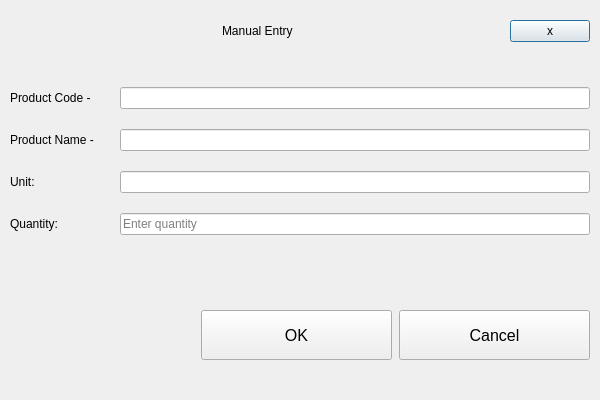
Qt form Project/ui/manual_entry.ui (Selvam-T/POS) before a commit.
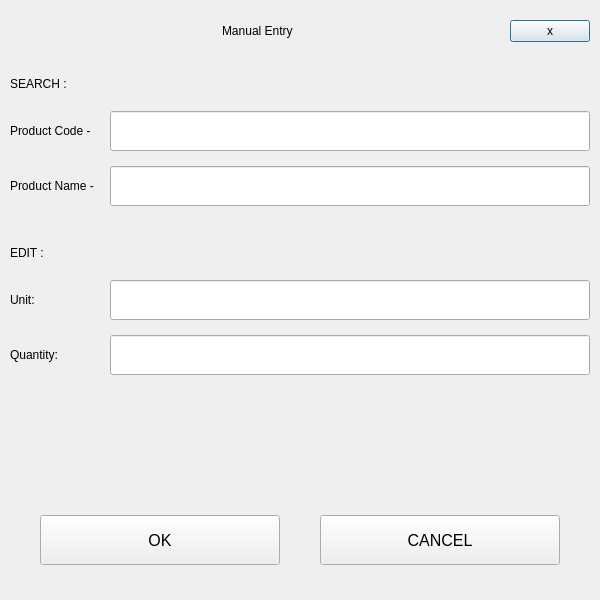
The same form after that commit.

What changed in the file:
```diff
--- a/Project/ui/manual_entry.ui
+++ b/Project/ui/manual_entry.ui
@@ -7,13 +7,13 @@
     <x>0</x>
     <y>0</y>
     <width>600</width>
-    <height>400</height>
+    <height>600</height>
    </rect>
   </property>
   <property name="minimumSize">
    <size>
     <width>350</width>
-    <height>400</height>
+    <height>600</height>
    </size>
   </property>
   <property name="maximumSize">
@@ -113,7 +113,7 @@
      <property name="sizeHint" stdset="0">
       <size>
        <width>20</width>
-       <height>10</height>
+       <height>20</height>
       </size>
      </property>
     </spacer>
@@ -124,101 +124,237 @@
       <number>0</number>
      </property>
      <property name="topMargin">
-      <number>20</number>
+      <number>0</number>
      </property>
      <property name="rightMargin">
       <number>0</number>
      </property>
      <property name="bottomMargin">
-      <number>20</number>
+      <number>0</number>
      </property>
      <property name="horizontalSpacing">
-      <number>10</number>
+      <number>0</number>
      </property>
      <property name="verticalSpacing">
-      <number>20</number>
+      <number>15</number>
      </property>
-     <item row="0" column="0">
+     <item row="2" column="0">
       <widget class="QLabel" name="manualProductCodeFieldLbl">
        <property name="text">
         <string>Product Code - </string>
        </property>
       </widget>
      </item>
-     <item row="1" column="0">
-      <widget class="QLabel" name="manualSearchFieldLbl">
-       <property name="sizePolicy">
-        <sizepolicy hsizetype="Fixed" vsizetype="Fixed">
-         <horstretch>0</horstretch>
-         <verstretch>0</verstretch>
-        </sizepolicy>
+     <item row="4" column="0">
+      <spacer name="verticalSpacer_7">
+       <property name="orientation">
+        <enum>Qt::Vertical</enum>
        </property>
-       <property name="minimumSize">
-        <size>
-         <width>100</width>
-         <height>0</height>
-        </size>
+       <property name="sizeType">
+        <enum>QSizePolicy::Fixed</enum>
        </property>
-       <property name="text">
-        <string>Product Name -</string>
-       </property>
-       <property name="alignment">
-        <set>Qt::AlignLeading|Qt::AlignLeft|Qt::AlignVCenter</set>
-       </property>
-      </widget>
-     </item>
-     <item row="3" column="0">
-      <widget class="QLabel" name="manualQuantityFieldLbl">
-       <property name="sizePolicy">
-        <sizepolicy hsizetype="Fixed" vsizetype="Fixed">
-         <horstretch>0</horstretch>
-         <verstretch>0</verstretch>
-        </sizepolicy>
-       </property>
-       <property name="minimumSize">
+       <property name="sizeHint" stdset="0">
         <size>
-         <width>100</width>
-         <height>0</height>
+         <width>20</width>
+         <height>20</height>
         </size>
        </property>
-       <property name="text">
-        <string>Quantity:</string>
-       </property>
-       <property name="alignment">
-        <set>Qt::AlignLeading|Qt::AlignLeft|Qt::AlignVCenter</set>
-       </property>
-      </widget>
+      </spacer>
      </item>
-     <item row="3" column="1">
-      <widget class="QLineEdit" name="manualQuantityLineEdit">
-       <property name="placeholderText">
-        <string>Enter quantity</string>
-       </property>
-      </widget>
-     </item>
-     <item row="0" column="1">
-      <widget class="QLineEdit" name="manualProductCodeLineEdit"/>
-     </item>
-     <item row="1" column="1">
-      <widget class="QLineEdit" name="manualNameSearchLineEdit"/>
-     </item>
-     <item row="2" column="0">
-      <widget class="QLabel" name="manualUnitFieldLbl">
-       <property name="text">
-        <string>Unit:</string>
-       </property>
-      </widget>
-     </item>
-     <item row="2" column="1">
+     <item row="7" column="1">
       <widget class="QLineEdit" name="manualUnitLineEdit">
+       <property name="minimumSize">
+        <size>
+         <width>0</width>
+         <height>40</height>
+        </size>
+       </property>
        <property name="focusPolicy">
         <enum>Qt::NoFocus</enum>
        </property>
+       <property name="text">
+        <string/>
+       </property>
        <property name="readOnly">
         <bool>true</bool>
        </property>
       </widget>
      </item>
+     <item row="4" column="1">
+      <spacer name="verticalSpacer_6">
+       <property name="orientation">
+        <enum>Qt::Vertical</enum>
+       </property>
+       <property name="sizeType">
+        <enum>QSizePolicy::Fixed</enum>
+       </property>
+       <property name="sizeHint" stdset="0">
+        <size>
+         <width>20</width>
+         <height>25</height>
+        </size>
+       </property>
+      </spacer>
+     </item>
+     <item row="1" column="1">
+      <spacer name="verticalSpacer">
+       <property name="orientation">
+        <enum>Qt::Vertical</enum>
+       </property>
+       <property name="sizeType">
+        <enum>QSizePolicy::Fixed</enum>
+       </property>
+       <property name="sizeHint" stdset="0">
+        <size>
+         <width>20</width>
+         <height>5</height>
+        </size>
+       </property>
+      </spacer>
+     </item>
+     <item row="3" column="0">
+      <widget class="QLabel" name="manualSearchFieldLbl">
+       <property name="sizePolicy">
+        <sizepolicy hsizetype="Fixed" vsizetype="Fixed">
+         <horstretch>0</horstretch>
+         <verstretch>0</verstretch>
+        </sizepolicy>
+       </property>
+       <property name="minimumSize">
+        <size>
+         <width>100</width>
+         <height>0</height>
+        </size>
+       </property>
+       <property name="text">
+        <string>Product Name -</string>
+       </property>
+       <property name="alignment">
+        <set>Qt::AlignLeading|Qt::AlignLeft|Qt::AlignVCenter</set>
+       </property>
+      </widget>
+     </item>
+     <item row="7" column="0">
+      <widget class="QLabel" name="manualUnitFieldLbl">
+       <property name="text">
+        <string>Unit:</string>
+       </property>
+      </widget>
+     </item>
+     <item row="8" column="0">
+      <widget class="QLabel" name="manualQuantityFieldLbl">
+       <property name="sizePolicy">
+        <sizepolicy hsizetype="Fixed" vsizetype="Fixed">
+         <horstretch>0</horstretch>
+         <verstretch>0</verstretch>
+        </sizepolicy>
+       </property>
+       <property name="minimumSize">
+        <size>
+         <width>100</width>
+         <height>0</height>
+        </size>
+       </property>
+       <property name="text">
+        <string>Quantity:</string>
+       </property>
+       <property name="alignment">
+        <set>Qt::AlignLeading|Qt::AlignLeft|Qt::AlignVCenter</set>
+       </property>
+      </widget>
+     </item>
+     <item row="0" column="0">
+      <widget class="QLabel" name="searchSubLbl">
+       <property name="text">
+        <string>SEARCH :</string>
+       </property>
+      </widget>
+     </item>
+     <item row="5" column="0">
+      <widget class="QLabel" name="search2SubLbl">
+       <property name="text">
+        <string>EDIT :</string>
+       </property>
+      </widget>
+     </item>
+     <item row="2" column="1">
+      <widget class="QLineEdit" name="manualProductCodeLineEdit">
+       <property name="minimumSize">
+        <size>
+         <width>0</width>
+         <height>40</height>
+        </size>
+       </property>
+      </widget>
+     </item>
+     <item row="1" column="0">
+      <spacer name="verticalSpacer_2">
+       <property name="orientation">
+        <enum>Qt::Vertical</enum>
+       </property>
+       <property name="sizeType">
+        <enum>QSizePolicy::Fixed</enum>
+       </property>
+       <property name="sizeHint" stdset="0">
+        <size>
+         <width>20</width>
+         <height>5</height>
+        </size>
+       </property>
+      </spacer>
+     </item>
+     <item row="8" column="1">
+      <widget class="QLineEdit" name="manualQuantityLineEdit">
+       <property name="minimumSize">
+        <size>
+         <width>0</width>
+         <height>40</height>
+        </size>
+       </property>
+      </widget>
+     </item>
+     <item row="3" column="1">
+      <widget class="QLineEdit" name="manualNameSearchLineEdit">
+       <property name="minimumSize">
+        <size>
+         <width>0</width>
+         <height>40</height>
+        </size>
+       </property>
+      </widget>
+     </item>
+     <item row="6" column="0">
+      <spacer name="verticalSpacer_8">
+       <property name="orientation">
+        <enum>Qt::Vertical</enum>
+       </property>
+       <property name="sizeType">
+        <enum>QSizePolicy::Fixed</enum>
+       </property>
+       <property name="sizeHint" stdset="0">
+        <size>
+         <width>20</width>
+         <height>5</height>
+        </size>
+       </property>
+      </spacer>
+     </item>
+     <item row="6" column="1">
+      <spacer name="verticalSpacer_9">
+       <property name="orientation">
+        <enum>Qt::Vertical</enum>
+       </property>
+       <property name="sizeType">
+        <enum>QSizePolicy::Fixed</enum>
+       </property>
+       <property name="sizeHint" stdset="0">
+        <size>
+         <width>20</width>
+         <height>5</height>
+        </size>
+       </property>
+      </spacer>
+     </item>
     </layout>
    </item>
    <item>
@@ -235,7 +371,7 @@
      <property name="sizeHint" stdset="0">
       <size>
        <width>20</width>
-       <height>10</height>
+       <height>15</height>
       </size>
      </property>
     </spacer>
@@ -261,7 +397,7 @@
      <property name="sizeHint" stdset="0">
       <size>
        <width>20</width>
-       <height>10</height>
+       <height>15</height>
       </size>
      </property>
     </spacer>
@@ -269,21 +405,14 @@
    <item>
     <layout class="QHBoxLayout" name="manual_actionBtns">
      <property name="spacing">
-      <number>7</number>
+      <number>40</number>
      </property>
-     <item>
-      <spacer name="buttonSpacer">
-       <property name="orientation">
-        <enum>Qt::Horizontal</enum>
-       </property>
-       <property name="sizeHint" stdset="0">
-        <size>
-         <width>40</width>
-         <height>20</height>
-        </size>
-       </property>
-      </spacer>
-     </item>
+     <property name="leftMargin">
+      <number>30</number>
+     </property>
+     <property name="rightMargin">
+      <number>30</number>
+     </property>
      <item>
       <widget class="QPushButton" name="btnManualOk">
        <property name="sizePolicy">
@@ -328,7 +457,7 @@
         </font>
        </property>
        <property name="text">
-        <string>Cancel</string>
+        <string>CANCEL</string>
        </property>
       </widget>
      </item>
@@ -345,7 +474,7 @@
      <property name="sizeHint" stdset="0">
       <size>
        <width>20</width>
-       <height>10</height>
+       <height>5</height>
       </size>
      </property>
     </spacer>
```
Left out of the diff: 2 changed lines with no effect on the pictures.
